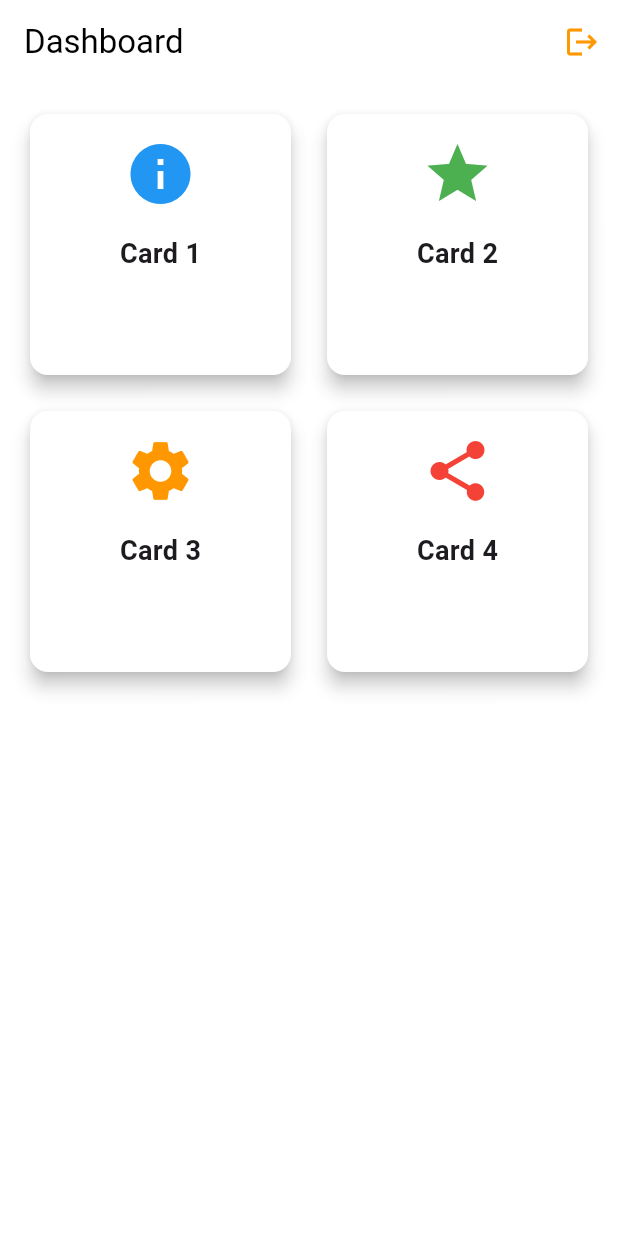
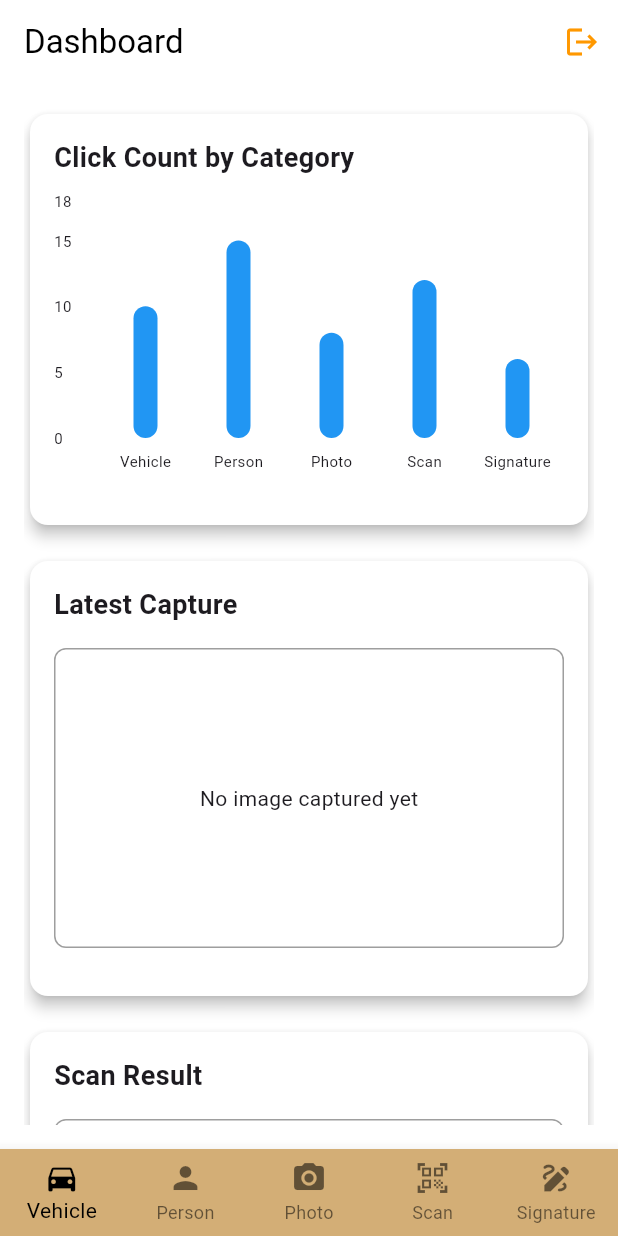
Before and after one commit to phucxp12vn/flutter_vehicle_app, a Flutter app: the DashboardScreen screen opened directly, on a phone screen of 412 x 824 dp. Run offline on Flutter 3.47's test engine with Material 3 defaults, Android fonts, the phone set to English and light mode, and no system bars; drawn by our look-alikes of fl_chart; our stand-ins replace drift, drift_flutter, flutter_redux, redux; accounts and stored records are empty; generated files the repository leaves out were written again.

Commit message:
implement feature

```diff
--- /dev/null
+++ b/lib/screens/dashboard/components/library_widget.dart
@@ -0,0 +1,48 @@
+import 'package:flutter/material.dart';
+import 'dart:io';
+
+class LibraryWidget extends StatefulWidget {
+  const LibraryWidget({super.key});
+
+  @override
+  State<LibraryWidget> createState() => _LibraryState();
+}
+
+class _LibraryState extends State<LibraryWidget> {
+  String? latestImagePath;
+
+  @override
+  Widget build(BuildContext context) {
+    return Card(
+      elevation: 4,
+      child: Padding(
+        padding: const EdgeInsets.all(16.0),
+        child: Column(
+          crossAxisAlignment: CrossAxisAlignment.start,
+          children: [
+            const Text(
+              'Latest Capture',
+              style: TextStyle(fontSize: 18, fontWeight: FontWeight.bold),
+            ),
+            const SizedBox(height: 16),
+            Container(
+              height: 200,
+              width: double.infinity,
+              decoration: BoxDecoration(
+                border: Border.all(color: Colors.grey),
+                borderRadius: BorderRadius.circular(8),
+              ),
+              child: latestImagePath != null
+                  ? Image.file(
+                      File(latestImagePath!),
+                      fit: BoxFit.cover,
+                    )
+                  : const Center(child: Text('No image captured yet')),
+            ),
+            const SizedBox(height: 16),
+          ],
+        ),
+      ),
+    );
+  }
+}
--- /dev/null
+++ b/lib/screens/dashboard/components/scan_result.dart
@@ -0,0 +1,48 @@
+import 'package:flutter/material.dart';
+import 'dart:io';
+
+class ScanResultWidget extends StatelessWidget {
+  final String? imagePath;
+  final String? barcode;
+
+  const ScanResultWidget({
+    super.key,
+    this.imagePath,
+    this.barcode,
+  });
+
+  @override
+  Widget build(BuildContext context) {
+    return Card(
+      elevation: 4,
+      child: Padding(
+        padding: const EdgeInsets.all(16.0),
+        child: Column(
+          crossAxisAlignment: CrossAxisAlignment.start,
+          children: [
+            const Text(
+              'Scan Result',
+              style: TextStyle(fontSize: 18, fontWeight: FontWeight.bold),
+            ),
+            const SizedBox(height: 16),
+            Container(
+              height: 200,
+              width: double.infinity,
+              decoration: BoxDecoration(
+                border: Border.all(color: Colors.grey),
+                borderRadius: BorderRadius.circular(8),
+              ),
+              child: imagePath != null
+                  ? Image.file(
+                      File(imagePath!),
+                      fit: BoxFit.cover,
+                    )
+                  : const Center(child: Text('No scan result')),
+            ),
+            const SizedBox(height: 16),
+          ],
+        ),
+      ),
+    );
+  }
+}
--- /dev/null
+++ b/lib/screens/dashboard/components/statistical_widget.dart
@@ -0,0 +1,110 @@
+import 'package:flutter/material.dart';
+import 'package:fl_chart/fl_chart.dart';
+
+class StatisticalWidget extends StatefulWidget {
+  const StatisticalWidget({super.key});
+
+  @override
+  State<StatisticalWidget> createState() => _StatisticalState();
+}
+
+class _StatisticalState extends State<StatisticalWidget> {
+  final List<double> clickData = [
+    10,
+    15,
+    8,
+    12,
+    6
+  ]; // Example data for each category
+  final List<String> categories = [
+    'Vehicle',
+    'Person',
+    'Photo',
+    'Scan',
+    'Signature'
+  ];
+
+  @override
+  Widget build(BuildContext context) {
+    return Card(
+      elevation: 4,
+      child: Padding(
+        padding: const EdgeInsets.all(16.0),
+        child: Column(
+          crossAxisAlignment: CrossAxisAlignment.start,
+          children: [
+            const Text(
+              'Click Count by Category',
+              style: TextStyle(fontSize: 18, fontWeight: FontWeight.bold),
+            ),
+            const SizedBox(height: 16),
+            SizedBox(
+              height: 200,
+              child: BarChart(
+                BarChartData(
+                  alignment: BarChartAlignment.spaceAround,
+                  maxY: clickData.reduce((a, b) => a > b ? a : b) * 1.2,
+                  barTouchData: BarTouchData(
+                    touchTooltipData: BarTouchTooltipData(
+                      tooltipBgColor: Colors.blueAccent,
+                      getTooltipItem: (group, groupIndex, rod, rodIndex) {
+                        return BarTooltipItem(
+                          '${categories[group.x]}\n${rod.toY.round()}',
+                          const TextStyle(color: Colors.white),
+                        );
+                      },
+                    ),
+                  ),
+                  titlesData: FlTitlesData(
+                    show: true,
+                    bottomTitles: AxisTitles(
+                      sideTitles: SideTitles(
+                        showTitles: true,
+                        getTitlesWidget: (value, meta) => Padding(
+                          padding: const EdgeInsets.only(top: 8.0),
+                          child: Text(
+                            categories[value.toInt()],
+                            style: const TextStyle(fontSize: 10),
+                          ),
+                        ),
+                        reservedSize: 42,
+                      ),
+                    ),
+                    leftTitles: AxisTitles(
+                      sideTitles: SideTitles(
+                        showTitles: true,
+                        reservedSize: 30,
+                        getTitlesWidget: (value, meta) => Text(
+                          value.toInt().toString(),
+                          style: const TextStyle(fontSize: 10),
+                        ),
+                      ),
+                    ),
+                    topTitles: const AxisTitles(
+                        sideTitles: const SideTitles(showTitles: false)),
+                    rightTitles: const AxisTitles(
+                        sideTitles: SideTitles(showTitles: false)),
+                  ),
+                  gridData: const FlGridData(show: false),
+                  borderData: FlBorderData(show: false),
+                  barGroups: clickData.asMap().entries.map((entry) {
+                    return BarChartGroupData(
+                      x: entry.key,
+                      barRods: [
+                        BarChartRodData(
+                          toY: entry.value,
+                          color: Colors.blue,
+                          width: 16,
+                        ),
+                      ],
+                    );
+                  }).toList(),
+                ),
+              ),
+            ),
+          ],
+        ),
+      ),
+    );
+  }
+}
--- a/lib/screens/dashboard/dashboard_screen.dart
+++ b/lib/screens/dashboard/dashboard_screen.dart
@@ -1,6 +1,9 @@
 import 'package:flutter/material.dart';
 import 'package:flutter_complete_guide/db/database.dart';
 import 'package:flutter_complete_guide/screens/login/login_screen.dart';
+import 'package:flutter_complete_guide/screens/dashboard/components/statistical_widget.dart';
+import 'package:flutter_complete_guide/screens/dashboard/components/library_widget.dart';
+import 'package:flutter_complete_guide/screens/dashboard/components/scan_result.dart';
 
 class DashboardScreen extends StatelessWidget {
   const DashboardScreen({super.key});
@@ -8,61 +11,82 @@ class DashboardScreen extends StatelessWidget {
   @override
   Widget build(BuildContext context) {
     return Scaffold(
-      appBar: AppBar(
+      appBar: _buildAppBar(context),
+      body: _buildBody(),
+      bottomNavigationBar: _buildBottomNavigationBar(),
+    );
+  }
+
+  AppBar _buildAppBar(BuildContext context) {
+    return AppBar(
       title: const Text('Dashboard'),
       actions: [
         IconButton(
           icon: const Icon(Icons.logout),
-            onPressed: () async {
-              // Handle logout action
-              await AppDatabase.instance.clearLoginState();
-              Navigator.of(context).pushReplacement(
-                MaterialPageRoute(builder: (context) => const LoginScreen()),
-              );
-            },
+          onPressed: () => _handleLogout(context),
         ),
       ],
-      ),
-      body: Padding(
-        padding: const EdgeInsets.all(16.0),
-        child: GridView.count(
-          crossAxisCount: 2, // Number of columns
-          crossAxisSpacing: 16.0, // Horizontal space between cards
-          mainAxisSpacing: 16.0, // Vertical space between cards
+    );
+  }
+
+  Widget _buildBody() {
+    return const Padding(
+      padding: EdgeInsets.all(16.0),
+      child: SingleChildScrollView(
+        child: Column(
+          crossAxisAlignment: CrossAxisAlignment.stretch,
           children: [
-            _buildCard('Card 1', Icons.info, Colors.blue),
-            _buildCard('Card 2', Icons.star, Colors.green),
-            _buildCard('Card 3', Icons.settings, Colors.orange),
-            _buildCard('Card 4', Icons.share, Colors.red),
+            StatisticalWidget(),
+            SizedBox(height: 16.0),
+            LibraryWidget(),
+            SizedBox(height: 16.0),
+            ScanResultWidget(),
+            SizedBox(height: 16.0),
           ],
         ),
       ),
     );
   }
 
-  Widget _buildCard(String title, IconData icon, Color color) {
-    return Card(
-      elevation: 5,
-      child: InkWell(
-        onTap: () {
-          // Handle card tap
-        },
-        child: Container(
-          padding: const EdgeInsets.all(16.0),
-          child: Column(
-            mainAxisSize: MainAxisSize.min,
-            children: [
-              Icon(icon, size: 48.0, color: color),
-              const SizedBox(height: 16.0),
-              Text(
-                title,
-                style: const TextStyle(
-                    fontSize: 18.0, fontWeight: FontWeight.bold),
+  Widget _buildBottomNavigationBar() {
+    return BottomNavigationBar(
+      type: BottomNavigationBarType.fixed,
+      backgroundColor: const Color.fromARGB(255, 211, 174, 118),
+      fixedColor: Colors.black,
+      items: const [
+        BottomNavigationBarItem(
+          icon: Icon(Icons.directions_car),
+          label: 'Vehicle',
+        ),
+        BottomNavigationBarItem(
+          icon: Icon(Icons.person),
+          label: 'Person',
+        ),
+        BottomNavigationBarItem(
+          icon: Icon(Icons.photo_camera),
+          label: 'Photo',
+        ),
+        BottomNavigationBarItem(
+          icon: Icon(Icons.qr_code_scanner),
+          label: 'Scan',
+        ),
+        BottomNavigationBarItem(
+          icon: Icon(Icons.draw),
+          label: 'Signature',
         ),
       ],
-          ),
-        ),
-      ),
+      onTap: (index) {
+        // Handle navigation
+      },
+    );
+  }
+
+  Future<void> _handleLogout(BuildContext context) async {
+    await AppDatabase.instance.clearLoginState();
+    if (context.mounted) {
+      Navigator.of(context).pushReplacement(
+        MaterialPageRoute(builder: (context) => const LoginScreen()),
       );
     }
   }
+}
--- a/pubspec.yaml
+++ b/pubspec.yaml
@@ -38,6 +38,7 @@ dependencies:
   drift_dev: ^2.0.0
   build_runner: ^2.0.0
   drift_flutter: ^0.1.0
+  fl_chart: ^0.65.0  # Add this line
 
   # The following adds the Cupertino Icons font to your application.
   # Use with the CupertinoIcons class for iOS style icons.
```
Also changed, not shown: pubspec.lock. Lines whose indentation alone changed are shown as unchanged.
